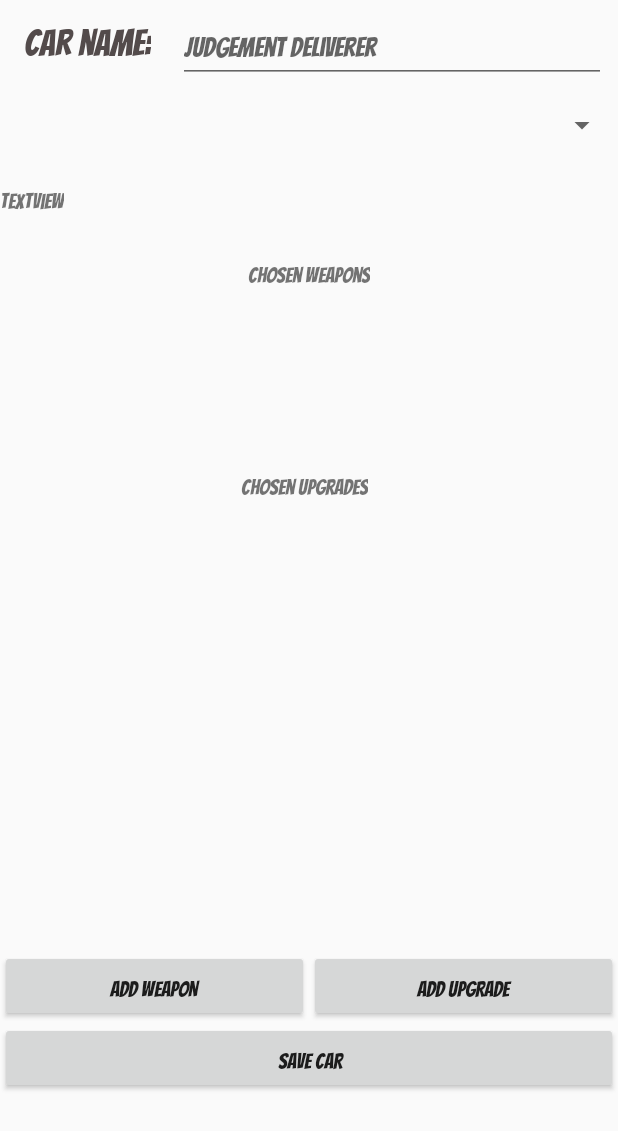
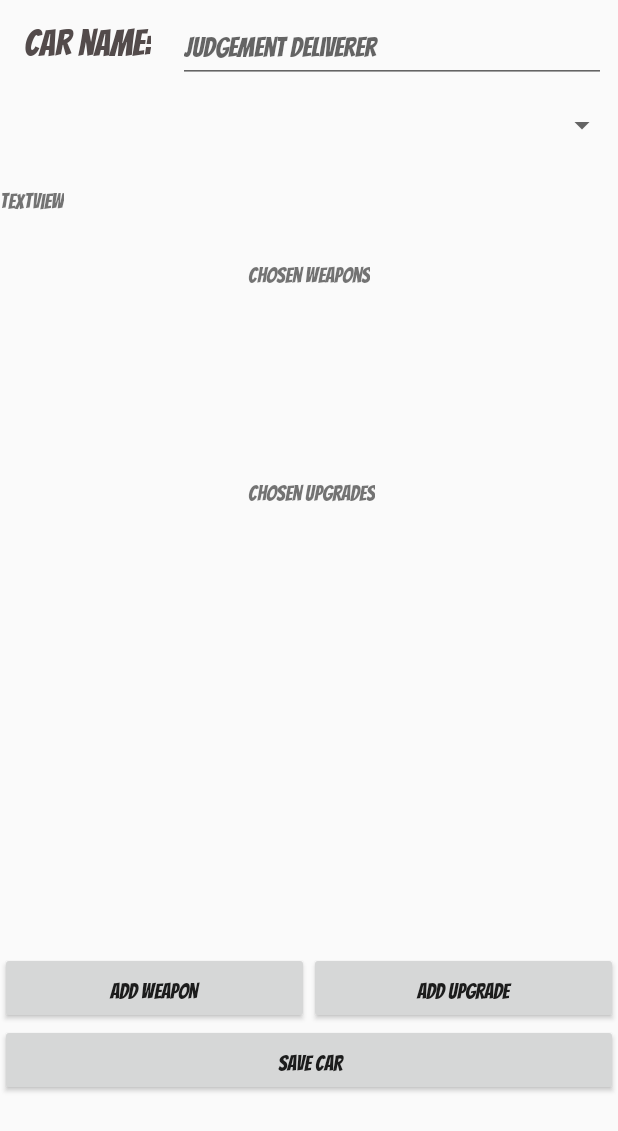
Before and after one commit to BartlomiejF/GaslandsBuilder, an Android app: the layout car_creator.xml on its own in the app's theme, with its tools: preview values and no code run, on a phone screen of 412 x 824 dp. Shown: the top 1131 px of the screen. Run offline under Robolectric (Android 15) with nearby library versions, the phone set to English and light mode, and no system bars; network calls fail.

Commit message:
upgrading cars work but needs improvement

```diff
--- a/app/src/main/java/com/example/gaslandsbuilder/MainActivity.kt
+++ b/app/src/main/java/com/example/gaslandsbuilder/MainActivity.kt
@@ -80,12 +80,14 @@ val carRemover: (SavedCar) -> Unit): RecyclerView.Adapter<SavedCarsAdapter.ViewH
             itemView.carName.text = car.name
             itemView.cost.text = "Cans: ${car.cost.toString()}"
             itemView.savedCarType.text = car.type
-            val adapter = SavedCarsWeaponsAdapter(car.weapons.split(";"))
+            val weaponsAndUpgradesList: MutableList<String> = mutableListOf<String>()
+            weaponsAndUpgradesList.addAll(car.weapons.split(";"))
+            weaponsAndUpgradesList.addAll(car.upgrades.split(";"))
+            val adapter = SavedCarsWeaponsAdapter(weaponsAndUpgradesList)
             itemView.savedCarWeaponsListView.adapter = adapter
             itemView.deleteButton.setOnClickListener {
                 deleteSavedCar(car.id!!, db)
                 carRemover(car)
-
             }
         }
     }
--- a/app/src/main/java/com/example/gaslandsbuilder/data/upgradeClass.kt
+++ b/app/src/main/java/com/example/gaslandsbuilder/data/upgradeClass.kt
@@ -4,6 +4,7 @@ import android.content.Context
 import android.database.Cursor
 import android.database.sqlite.SQLiteDatabase
 import android.os.Parcelable
+import com.example.gaslandsbuilder.R
 import kotlinx.android.parcel.Parcelize
 
 @Parcelize
@@ -18,7 +19,7 @@ fun getAllUpgradesNames(context: Context): MutableList<Upgrade>{
     val db: SQLiteDatabase = DbHelper(
         context,
         "gaslandsWeapons",
-        6
+        context.resources.getInteger(R.integer.dbVersion)
     ).readableDatabase
     val upgradesMutableList = mutableListOf<Upgrade>()
     val cursor: Cursor = db.rawQuery("SELECT name, cost, buildSlots FROM upgrades", null)
--- a/app/src/main/java/com/example/gaslandsbuilder/data/vehicleClass.kt
+++ b/app/src/main/java/com/example/gaslandsbuilder/data/vehicleClass.kt
@@ -4,6 +4,7 @@ import android.content.Context
 import android.database.Cursor
 import android.database.sqlite.SQLiteDatabase
 import android.os.Parcelable
+import com.example.gaslandsbuilder.R
 import kotlinx.android.parcel.Parcelize
 
 @Parcelize
@@ -17,7 +18,7 @@ fun getAllVehicles(context: Context): MutableList<Vehicle>{
     val db: SQLiteDatabase = DbHelper(
         context,
         "gaslandsWeapons",
-        6
+        context.resources.getInteger(R.integer.dbVersion)
     ).readableDatabase
     val vehiclesMutableList = mutableListOf<Vehicle>()
     val cursor: Cursor = db.rawQuery("SELECT name, cost, buildSlots FROM vehicles", null)
--- a/app/src/main/java/com/example/gaslandsbuilder/data/weaponClass.kt
+++ b/app/src/main/java/com/example/gaslandsbuilder/data/weaponClass.kt
@@ -4,6 +4,7 @@ import android.content.Context
 import android.database.Cursor
 import android.database.sqlite.SQLiteDatabase
 import android.os.Parcelable
+import com.example.gaslandsbuilder.R
 import kotlinx.android.parcel.Parcelize
 
 class Weapon(
@@ -33,7 +34,7 @@ fun getAllWeaponNames(context: Context): MutableList<Weapon>{
     val db: SQLiteDatabase = DbHelper(
         context,
         "gaslandsWeapons",
-        6
+        context.resources.getInteger(R.integer.dbVersion)
     ).readableDatabase
     val weaponsMutableList = mutableListOf<Weapon>()
     val cursor: Cursor = db.rawQuery("SELECT name, cost, buildSlots FROM weapons", null)
--- a/app/src/main/res/layout/car_creator.xml
+++ b/app/src/main/res/layout/car_creator.xml
@@ -17,7 +17,7 @@
         app:layout_constraintStart_toEndOf="@+id/addWeaponButton" />
 
     <androidx.recyclerview.widget.RecyclerView
-        android:id="@+id/chosenWeaponsList"
+        android:id="@+id/chosenUpgradesList"
         android:layout_width="0dp"
         android:layout_height="100dp"
         android:layout_marginStart="1dp"
@@ -27,20 +27,20 @@
         android:layout_marginRight="1dp"
         app:layout_constraintEnd_toEndOf="parent"
         app:layout_constraintHorizontal_bias="0.0"
-        app:layout_constraintStart_toStartOf="parent"
+        app:layout_constraintStart_toStartOf="@+id/chosenWeaponsList"
         app:layout_constraintTop_toBottomOf="@+id/textView4" />
 
     <TextView
         android:id="@+id/textView4"
         android:layout_width="wrap_content"
         android:layout_height="wrap_content"
-        android:layout_marginTop="8dp"
+        android:layout_marginTop="16dp"
         android:fontFamily="@font/bangers"
         android:text="Chosen Upgrades"
         app:layout_constraintEnd_toEndOf="parent"
-        app:layout_constraintHorizontal_bias="0.49"
-        app:layout_constraintStart_toStartOf="parent"
-        app:layout_constraintTop_toBottomOf="@+id/chosenUpgradesList" />
+        app:layout_constraintHorizontal_bias="0.503"
+        app:layout_constraintStart_toStartOf="@+id/chosenWeaponsList"
+        app:layout_constraintTop_toBottomOf="@+id/chosenWeaponsList" />
 
     <TextView
         android:id="@+id/textView3"
@@ -54,12 +54,12 @@
         app:layout_constraintTop_toBottomOf="@+id/sumCost" />
 
     <androidx.recyclerview.widget.RecyclerView
-        android:id="@+id/chosenUpgradesList"
+        android:id="@+id/chosenWeaponsList"
         android:layout_width="0dp"
         android:layout_height="100dp"
         android:layout_marginStart="1dp"
         android:layout_marginLeft="1dp"
-        android:layout_marginTop="8dp"
+        android:layout_marginTop="4dp"
         android:layout_marginEnd="1dp"
         android:layout_marginRight="1dp"
         app:layout_constraintEnd_toEndOf="parent"
@@ -141,7 +141,7 @@
         app:layout_constraintBottom_toBottomOf="parent"
         app:layout_constraintEnd_toEndOf="parent"
         app:layout_constraintStart_toStartOf="parent"
-        app:layout_constraintTop_toBottomOf="@+id/chosenWeaponsList"
+        app:layout_constraintTop_toBottomOf="@+id/chosenUpgradesList"
         app:layout_constraintVertical_bias="0.719" />
 
     <TextView
--- /dev/null
+++ b/app/src/main/res/values/database_version.xml
@@ -0,0 +1,4 @@
+<?xml version="1.0" encoding="utf-8"?>
+<resources>
+    <integer name="dbVersion">9</integer>
+</resources>
```
Also changed, not shown: app/src/main/java/com/example/gaslandsbuilder/CarCreator.kt (+56 -2 lines), app/src/main/java/com/example/gaslandsbuilder/data/SavedCarsRoomDB.kt (+6 -3 lines), app/src/main/res/layout/chosen_upgrades_row.xml (added, +33 -0 lines), 1 other file.
